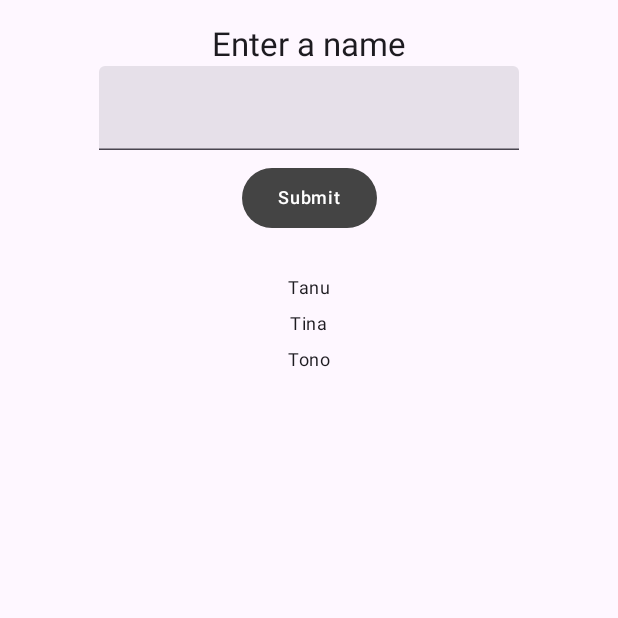
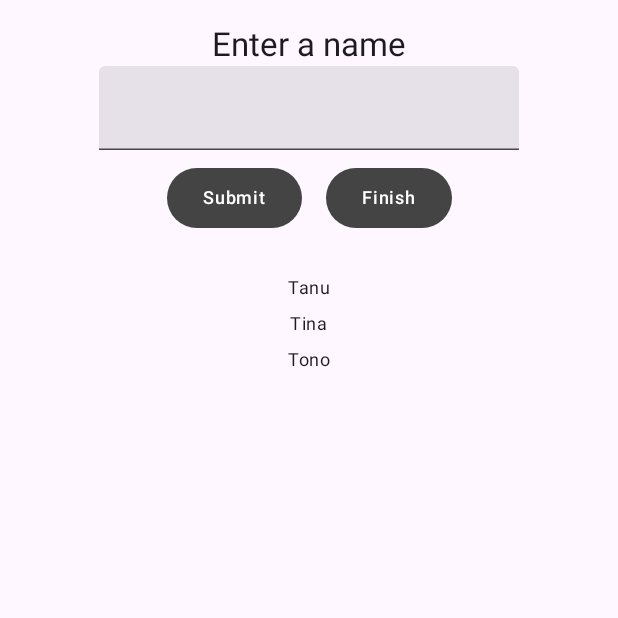
Before and after one commit to Reyscript/LAB_WEEK_09, an Android app built with Jetpack Compose: the screen it shows after launch (MainActivity), on a phone screen of 412 x 824 dp, the top half of it. Run offline under Robolectric (Android 15) with nearby library versions, the phone set to English and light mode, and no system bars.

```diff
--- a/app/build.gradle.kts
+++ b/app/build.gradle.kts
@@ -49,6 +49,7 @@ dependencies {
     implementation(libs.androidx.ui.graphics)
     implementation(libs.androidx.ui.tooling.preview)
     implementation("androidx.compose.material3:material3:1.1.2")
+    implementation("androidx.navigation:navigation-compose:2.7.4")
     testImplementation(libs.junit)
     androidTestImplementation(libs.androidx.junit)
     androidTestImplementation(libs.androidx.espresso.core)
--- a/app/src/main/java/com/example/lab_week_09/MainActivity.kt
+++ b/app/src/main/java/com/example/lab_week_09/MainActivity.kt
@@ -4,6 +4,7 @@ import android.os.Bundle
 import androidx.activity.ComponentActivity
 import androidx.activity.compose.setContent
 import androidx.compose.foundation.layout.Column
+import androidx.compose.foundation.layout.Row
 import androidx.compose.foundation.layout.fillMaxSize
 import androidx.compose.foundation.layout.padding
 import androidx.compose.foundation.lazy.LazyColumn
@@ -23,6 +24,12 @@ import androidx.compose.ui.text.input.KeyboardType
 import androidx.compose.ui.tooling.preview.Preview
 import androidx.compose.ui.unit.dp
 import androidx.compose.foundation.text.KeyboardOptions
+import androidx.navigation.NavHostController
+import androidx.navigation.NavType
+import androidx.navigation.compose.NavHost
+import androidx.navigation.compose.composable
+import androidx.navigation.compose.rememberNavController
+import androidx.navigation.navArgument
 import com.example.lab_week_09.ui.theme.OnBackgroundTitleText
 import com.example.lab_week_09.ui.theme.PrimaryTextButton
 import com.example.lab_week_09.ui.theme.OnBackgroundItemText
@@ -36,7 +43,8 @@ class MainActivity : ComponentActivity() {
                     modifier = Modifier.fillMaxSize(),
                     color = MaterialTheme.colorScheme.background
                 ) {
-                    Home()
+                    val navController = rememberNavController()
+                    App(navController = navController)
                 }
             }
         }
@@ -48,15 +56,65 @@ data class Student(
     var name: String
 )
 
+// Here, we create a composable function called App
+// This will be the root composable of the app
 @Composable
-fun Home() {
+fun App(navController: NavHostController) {
+    // Here, we use NavHost to create a navigation graph
+    // We pass the navController as a parameter
+    // We also set the startDestination to "home"
+    // This means that the app will start with the Home composable
+    NavHost(
+        navController = navController,
+        startDestination = "home"
+    ) {
+        // Here, we create a route called "home"
+        // We pass the Home composable as a parameter
+        // This means that when the app navigates to "home",
+        // the Home composable will be displayed
+        composable("home") {
+            // Here, we pass a lambda function that navigates to "resultContent"
+            // and pass the listData as a parameter
+            Home { listDataString ->
+                navController.navigate("resultContent/?listData=$listDataString")
+            }
+        }
+        // Here, we create a route called "resultContent"
+        // We pass the ResultContent composable as a parameter
+        // This means that when the app navigates to "resultContent",
+        // the ResultContent composable will be displayed
+        // You can also define arguments for the route
+        // Here, we define a String argument called "listData"
+        // We use navArgument to define the argument
+        // We use NavType.StringType to define the type of the argument
+        composable(
+            "resultContent/?listData={listData}",
+            arguments = listOf(navArgument("listData") {
+                type = NavType.StringType
+            })
+        ) { backStackEntry ->
+            // Here, we pass the value of the argument to the ResultContent composable
+            ResultContent(
+                backStackEntry.arguments?.getString("listData").orEmpty()
+            )
+        }
+    }
+}
+
+@Composable
+fun Home(
+    navigateFromHomeToResult: (String) -> Unit
+) {
+    // Here, we create a mutable state list of Student
     val listData = remember { mutableStateListOf(
         Student("Tanu"),
         Student("Tina"),
         Student("Tono")
     )}
+    // Here, we create a mutable state of Student
     var inputField = remember { mutableStateOf(Student("")) }
 
+    // We call the HomeContent composable
     HomeContent(
         listData,
         inputField.value,
@@ -66,7 +124,8 @@ fun Home() {
                 listData.add(inputField.value)
                 inputField.value = Student("")
             }
-        }
+        },
+        { navigateFromHomeToResult(listData.toList().toString()) }
     )
 }
 
@@ -75,7 +134,8 @@ fun HomeContent(
     listData: SnapshotStateList<Student>,
     inputField: Student,
     onInputValueChange: (String) -> Unit,
-    onButtonClick: () -> Unit
+    onButtonClick: () -> Unit,
+    navigateFromHomeToResult: () -> Unit
 ) {
     LazyColumn {
         item {
@@ -85,10 +145,8 @@ fun HomeContent(
                     .fillMaxSize(),
                 horizontalAlignment = Alignment.CenterHorizontally
             ) {
-                // Here, we call the OnBackgroundTitleText UI Element
                 OnBackgroundTitleText(text = stringResource(id = R.string.enter_item))
 
-                // Here, we use TextField to display a text input field
                 TextField(
                     value = inputField.name,
                     keyboardOptions = KeyboardOptions(
@@ -99,13 +157,20 @@ fun HomeContent(
                     }
                 )
 
-                // Here, we call the PrimaryTextButton UI Element
+                Row {
                     PrimaryTextButton(
                         text = stringResource(id = R.string.button_click),
                         onClick = {
                             onButtonClick()
                         }
                     )
+                    PrimaryTextButton(
+                        text = stringResource(id = R.string.button_navigate),
+                        onClick = {
+                            navigateFromHomeToResult()
+                        }
+                    )
+                }
             }
         }
         items(listData) { item ->
@@ -115,10 +180,25 @@ fun HomeContent(
                     .fillMaxSize(),
                 horizontalAlignment = Alignment.CenterHorizontally
             ) {
-                // Here, we call the OnBackgroundItemText UI Element
                 OnBackgroundItemText(text = item.name)
             }
         }
+    }
+}
+
+// Here, we create a composable function called ResultContent
+// ResultContent accepts a String parameter called listData from the Home composable
+// then displays the value of listData to the screen
+@Composable
+fun ResultContent(listData: String) {
+    Column(
+        modifier = Modifier
+            .padding(vertical = 4.dp)
+            .fillMaxSize(),
+        horizontalAlignment = Alignment.CenterHorizontally
+    ) {
+        // Here, we call the OnBackgroundItemText UI Element
+        OnBackgroundItemText(text = listData)
     }
 }
 
@@ -135,6 +215,6 @@ fun LAB_WEEK_09Theme(
 @Composable
 fun PreviewHome() {
     LAB_WEEK_09Theme {
-        Home()
+        Home { }
     }
 }
```
Lines whose indentation alone changed are shown as unchanged.
